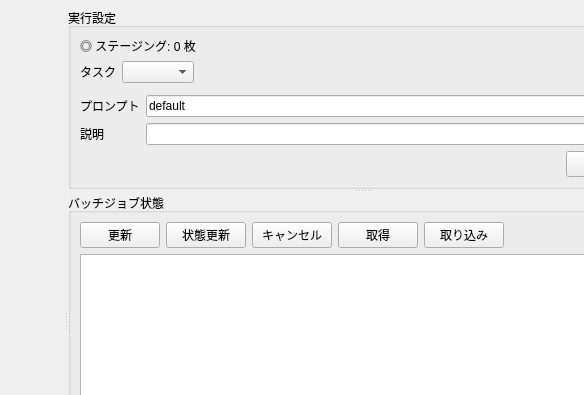
Old version of the form src/lorairo/gui/designer/ProviderBatchJobWidget.ui in the repository NEXTAltair/LoRAIro; both pictures show x 294 to 878 and y 0 to 395 of the 960 by 640 pixel window.
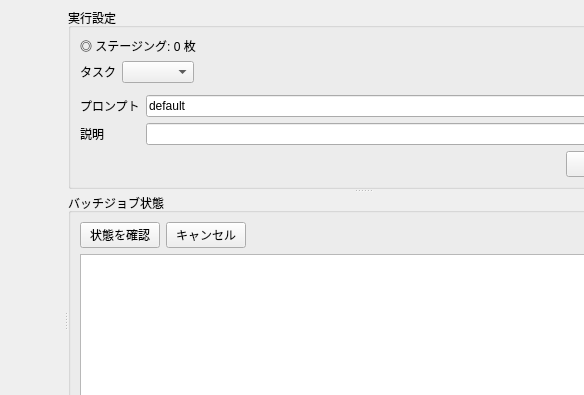
New version of the form. Custom widgets are drawn as their Qt base class.

Commit message:
fix: streamline provider batch status actions (#564)
* fix: streamline provider batch status actions

* fix: address provider batch status review

---------

What changed in the file:
```diff
--- a/src/lorairo/gui/designer/ProviderBatchJobWidget.ui
+++ b/src/lorairo/gui/designer/ProviderBatchJobWidget.ui
@@ -237,20 +237,10 @@
        <layout class="QVBoxLayout" name="statusLayout">
         <item>
          <layout class="QHBoxLayout" name="jobButtonsLayout">
-          <item>
-           <widget class="QPushButton" name="buttonRefreshJobs">
-            <property name="text">
-             <string>更新</string>
-            </property>
-            <property name="objectName">
-             <string>buttonProviderBatchRefreshJobs</string>
-            </property>
-           </widget>
-          </item>
-          <item>
+         <item>
            <widget class="QPushButton" name="buttonRefreshStatus">
             <property name="text">
-             <string>状態更新</string>
+             <string>状態を確認</string>
             </property>
             <property name="objectName">
              <string>buttonProviderBatchRefreshStatus</string>
@@ -267,26 +257,6 @@
             </property>
            </widget>
           </item>
-          <item>
-           <widget class="QPushButton" name="buttonFetch">
-            <property name="text">
-             <string>取得</string>
-            </property>
-            <property name="objectName">
-             <string>buttonProviderBatchFetch</string>
-            </property>
-           </widget>
-          </item>
-          <item>
-           <widget class="QPushButton" name="buttonImport">
-            <property name="text">
-             <string>取り込み</string>
-            </property>
-            <property name="objectName">
-             <string>buttonProviderBatchImport</string>
-            </property>
-           </widget>
-          </item>
           <item>
            <spacer name="horizontalSpacerJobButtons">
             <property name="orientation">
```
The commit also changes 3 other files.
